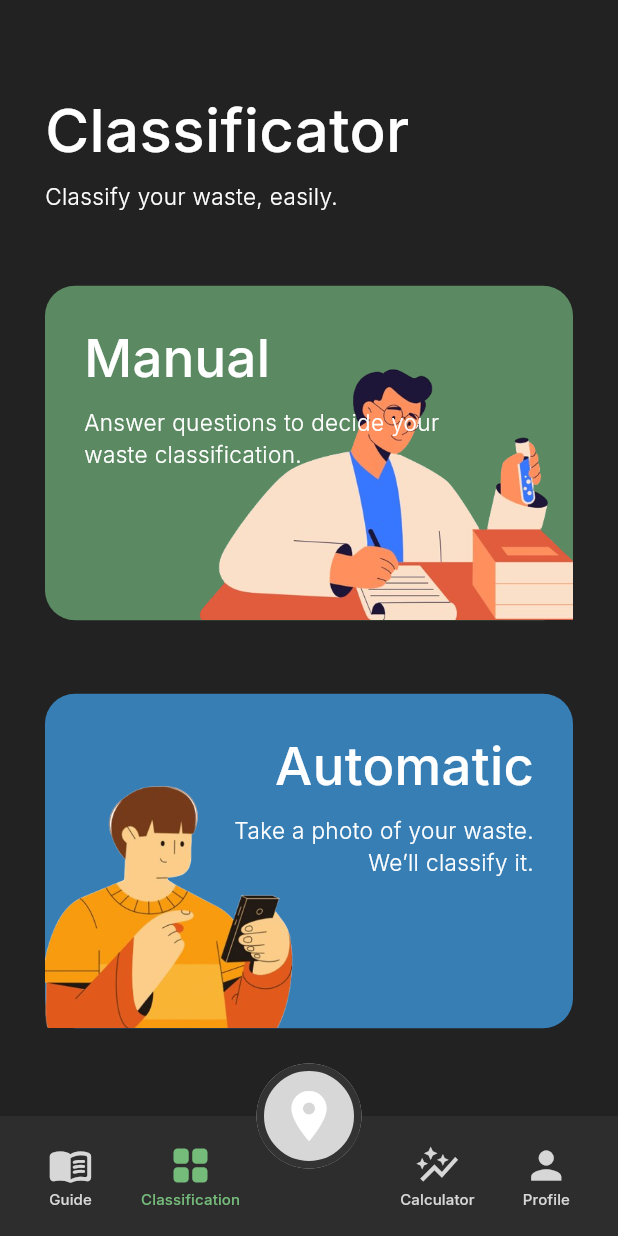
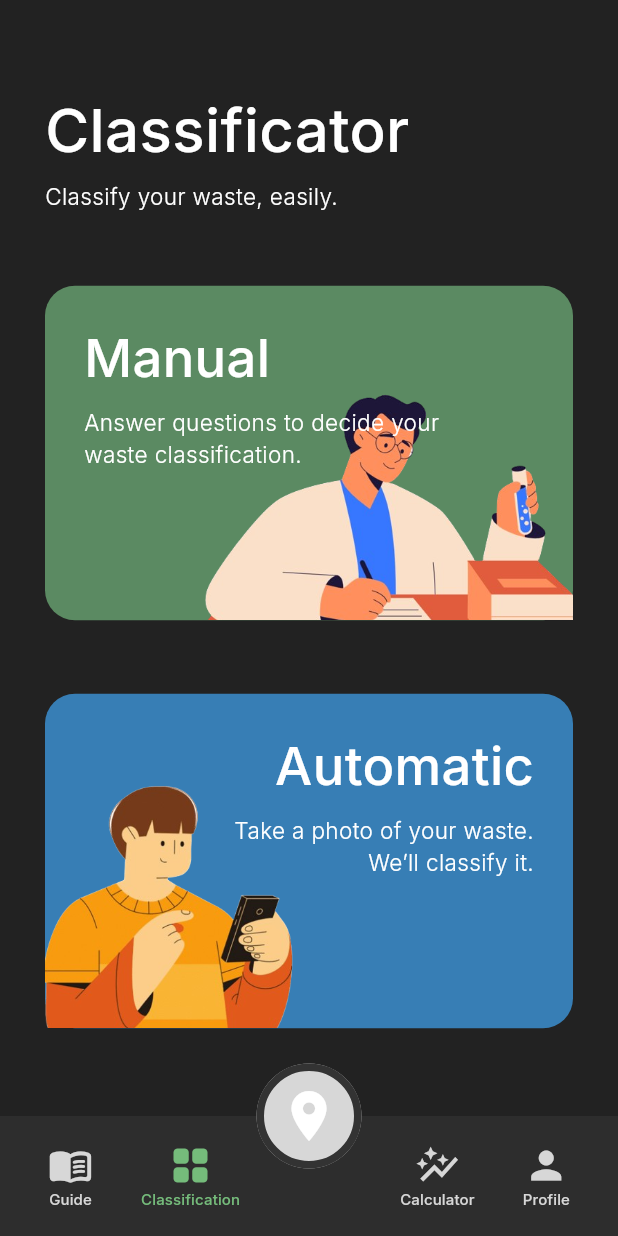
Before and after one commit to competeteam/EcoBin, a Flutter app: the screen it shows after launch, item 2 of the bottom bar chosen, on a phone screen of 412 x 824 dp. Run offline on Flutter 3.47's test engine with Material 3 defaults, Android fonts, the phone set to English and light mode, and no system bars; our stand-ins replace cloud_firestore, flutter_svg, go_router, google_fonts; accounts and stored records are empty.

Commit message:
refactor: image size

```diff
--- a/lib/page/classificator.dart
+++ b/lib/page/classificator.dart
@@ -59,10 +59,10 @@ class _ClassificatorState extends State<Classificator> {
                       child: Stack(children: [
                         Positioned(
                           right: -28,
-                          bottom: -45,
+                          bottom: -60,
                           child: Container(
-                            width: 290,
-                            height: 260,
+                            width: 300,
+                            height: 250,
                             decoration: const BoxDecoration(
                                 image: DecorationImage(
                               image: AssetImage(
```
